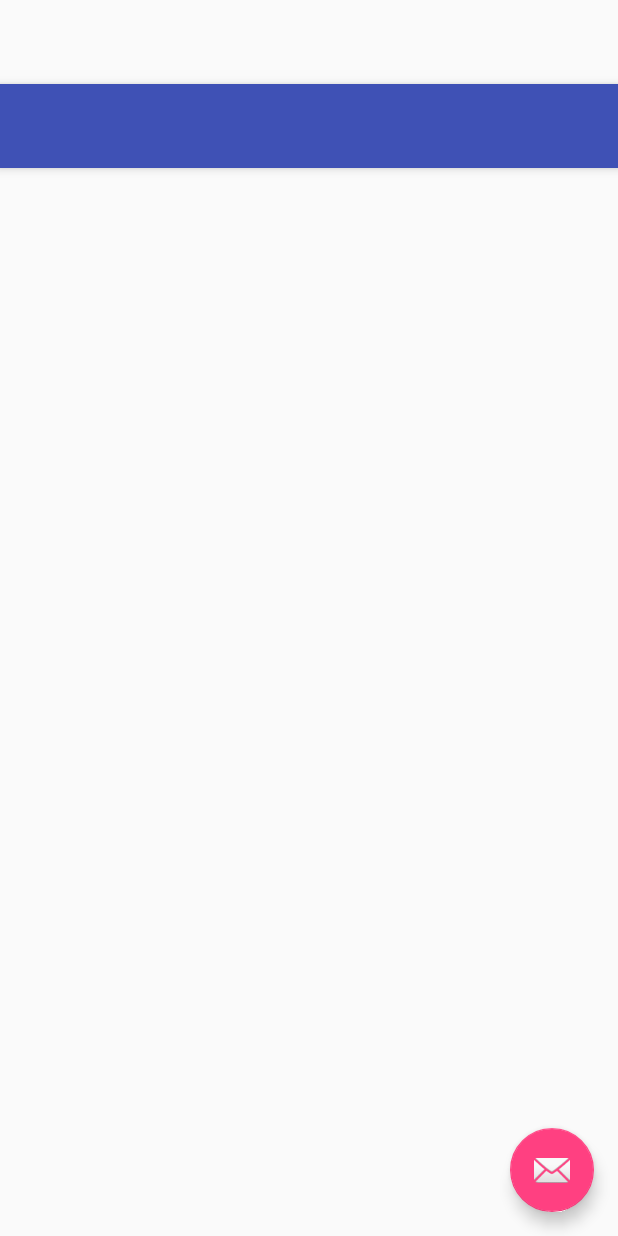
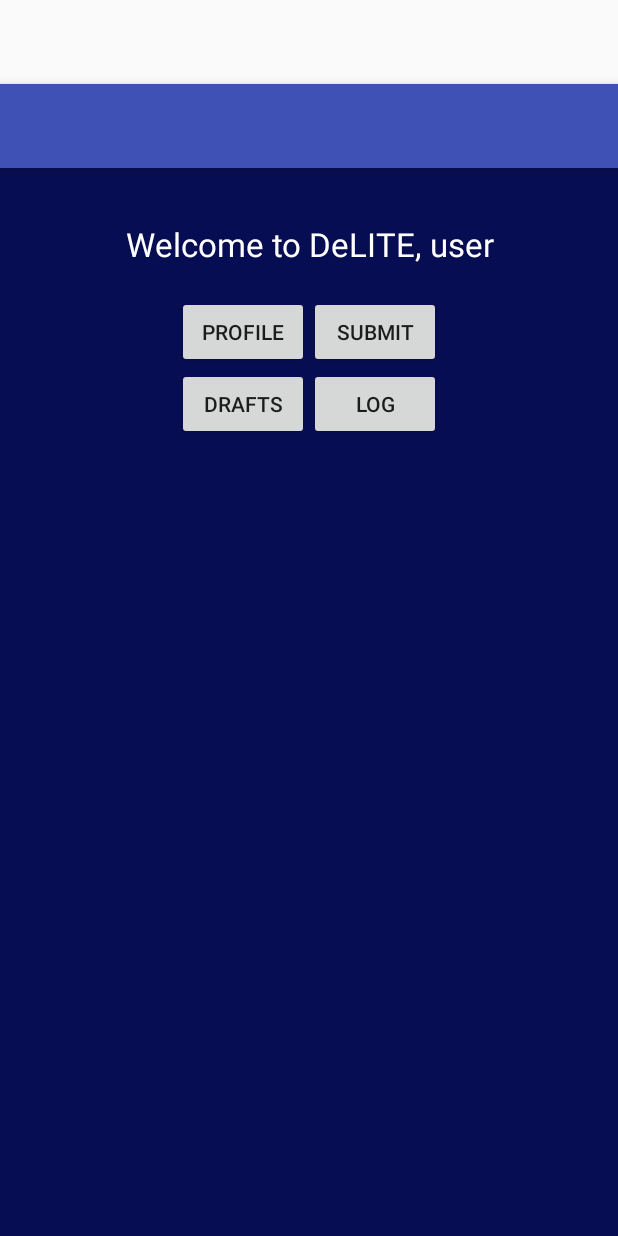
Before and after one commit to hwangange/foodbank, an Android app: the layout app_bar_welcome_nav.xml on its own in the app's theme, with its tools: preview values and no code run, on a phone screen of 412 x 824 dp. Run offline under Robolectric (Android 15) with nearby library versions, the phone set to English and light mode, and no system bars; network calls fail.

Commit message:
worked on welcomeNav, duplicate header in nav drawer...

```diff
--- a/app/src/main/res/layout/app_bar_welcome_nav.xml
+++ b/app/src/main/res/layout/app_bar_welcome_nav.xml
@@ -23,12 +23,4 @@
 
     <include layout="@layout/content_welcome_nav" />
 
-    <android.support.design.widget.FloatingActionButton
-        android:id="@+id/fab"
-        android:layout_width="wrap_content"
-        android:layout_height="wrap_content"
-        android:layout_gravity="bottom|end"
-        android:layout_margin="@dimen/fab_margin"
-        android:src="@android:drawable/ic_dialog_email" />
-
 </android.support.design.widget.CoordinatorLayout>
--- a/app/src/main/res/layout/content_welcome_nav.xml
+++ b/app/src/main/res/layout/content_welcome_nav.xml
@@ -10,6 +10,99 @@
     android:paddingTop="@dimen/activity_vertical_margin"
     app:layout_behavior="@string/appbar_scrolling_view_behavior"
     tools:context="technovations.ajuj.technovations2017.WelcomeNav"
-    tools:showIn="@layout/app_bar_welcome_nav">
+    tools:showIn="@layout/app_bar_welcome_nav"
+    android:background = "@color/official"
+    app:itemIconTint="@color/white">
+    <!--android:gravity="center_vertical"
+    android:background = "@drawable/gradient"-->
+
+    <TextView
+        android:layout_width="match_parent"
+        android:layout_height="wrap_content"
+        android:textAppearance="?android:attr/textAppearanceLarge"
+        android:text="Welcome to DeLITE, user"
+        android:visibility="visible"
+        android:id="@+id/navDrawerWelcome"
+        android:gravity="center"
+        android:textColor="@color/white"
+        android:layout_marginTop="20dp"/>
+    <!--android:layout_gravity="center_vertical"
+     android:layout_alignParentTop="true"-->
+
+    <TextView
+        android:layout_width="match_parent"
+        android:layout_height="wrap_content"
+        android:textAppearance="?android:attr/textAppearanceLarge"
+        android:text="Hours Status"
+        android:id="@+id/hoursStatus"
+        android:gravity = "center"
+        android:visibility="gone"
+        android:layout_alignParentLeft="true"
+        android:layout_alignParentStart="true"
+        android:layout_marginTop="25dp" />
+
+    <TableLayout
+        android:layout_width="match_parent"
+        android:layout_height="wrap_content"
+        android:layout_below="@+id/navDrawerWelcome"
+        android:layout_alignParentLeft="true"
+        android:layout_alignParentStart="true"
+        android:gravity="center"
+        android:layout_marginTop="20dp"
+        android:id="@+id/tableLayout">
+        <TableRow
+            android:id="@+id/tableRow1"
+            android:layout_width="match_parent"
+            android:layout_height="wrap_content"
+            android:gravity="center">
+
+            <Button
+                android:layout_width="wrap_content"
+                android:layout_height="wrap_content"
+                android:text="Profile"
+                android:id="@+id/profileButton"/>
+            <!--android:drawableLeft="@drawable/profile"
+            android:background = "@drawable/home_buttons"
+            style = "@style/homeButton" -->
+
+            <Button
+                android:layout_width="wrap_content"
+                android:layout_height="wrap_content"
+                android:text="Submit"
+                android:id="@+id/submitButton" />
+            <!-- android:drawableLeft="@drawable/submit"
+                android:background = "@drawable/home_buttons"
+                style = "@style/homeButton" -->
+        </TableRow>
+        <TableRow
+            android:id="@+id/tableRow2"
+            android:layout_width="match_parent"
+            android:layout_height="wrap_content"
+            android:gravity="center">
+
+            <Button
+                android:layout_width="wrap_content"
+                android:layout_height="wrap_content"
+                android:text="Drafts"
+                android:id="@+id/draftsButton"/>
+                <!--android:drawableLeft="@drawable/drafts"
+                android:background = "@drawable/home_buttons"
+                style = "@style/homeButton" -->
+
+
+            <Button
+                android:layout_width="wrap_content"
+                android:layout_height="wrap_content"
+                android:text="Log"
+                android:id="@+id/logButton" />
+            <!--android:drawableLeft="@drawable/log"
+                android:background = "@drawable/home_buttons"
+                style = "@style/homeButton"-->
+        </TableRow>
+
+
+    </TableLayout>
+
+
 
 </RelativeLayout>
```
Also changed, not shown: app/src/main/java/technovations/ajuj/technovations2017/WelcomeNav.java (+85 -22 lines), app/src/main/res/layout/content_register.xml (+5 -6 lines), app/src/main/res/layout/nav_header_welcome_nav.xml (+18 -4 lines), app/src/main/res/menu/activity_login_drawer.xml (deleted, +0 -36 lines), app/src/main/res/menu/activity_register_drawer.xml (deleted, +0 -36 lines), app/src/main/res/menu/activity_welcome_nav_drawer.xml (+10 -10 lines).
